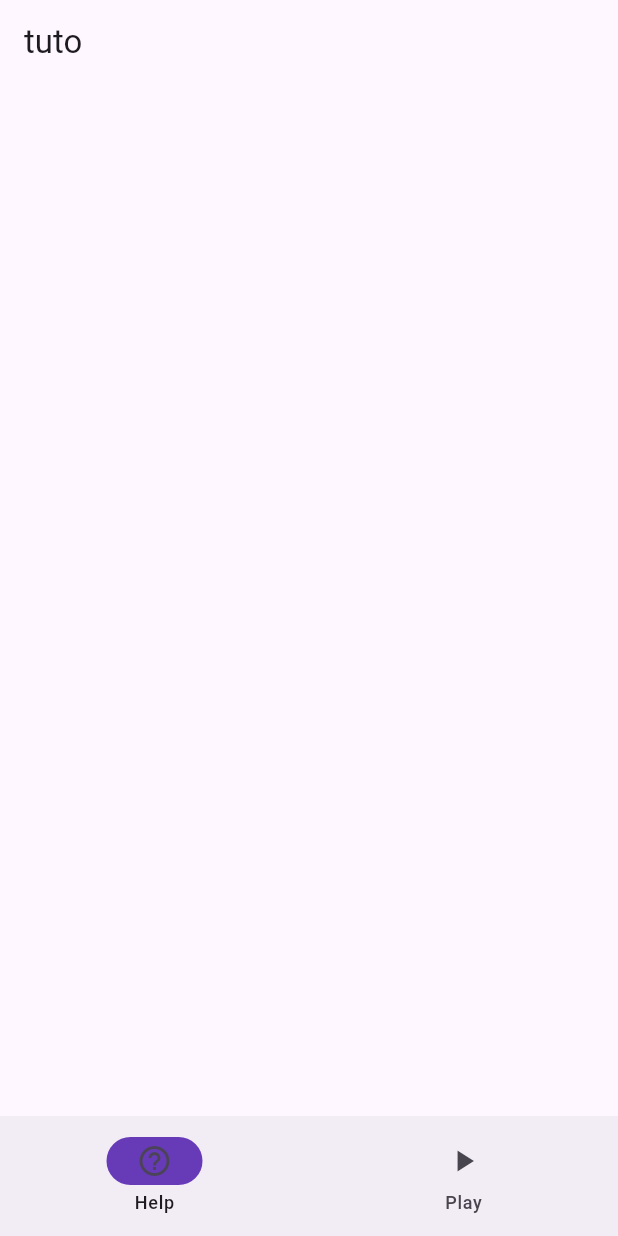
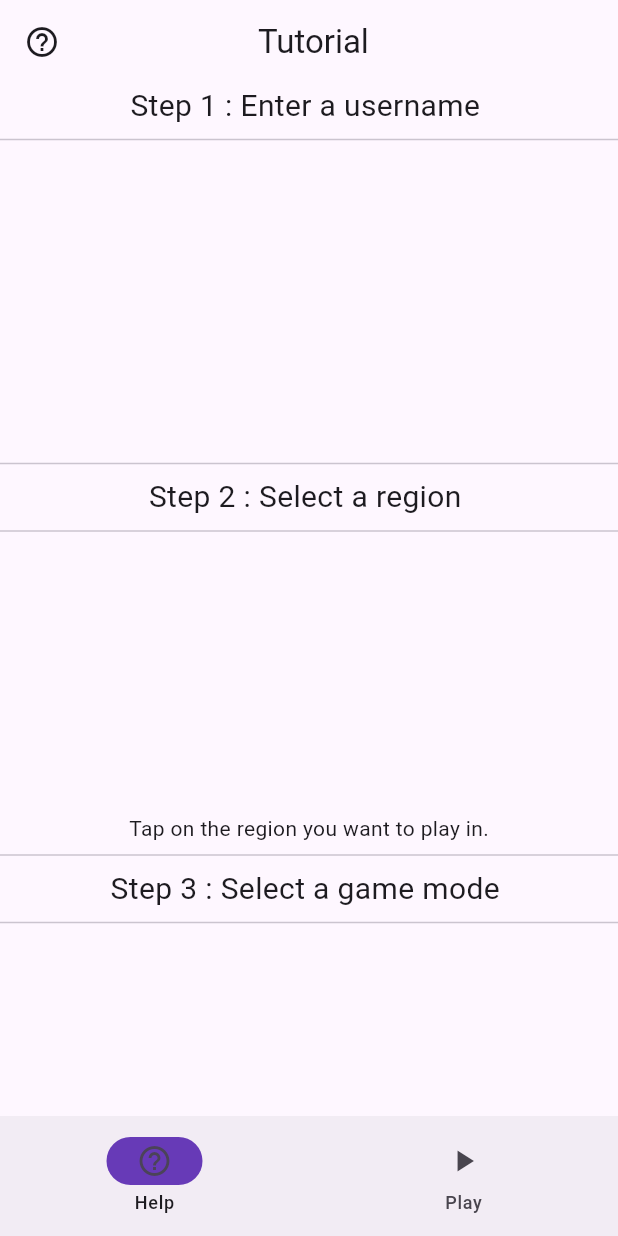
Before and after one commit to bastiendu49/projetFlutter, a Flutter app: the screen it shows after launch, on a phone screen of 412 x 824 dp. Run offline on Flutter 3.47's test engine with Material 3 defaults, Android fonts, the light colour scheme and no system bars; our stand-ins replace flutter_map, latlong2.

Commit message:
{gameLeadPage} Ajout d'une page menant à GameMode ou Leaderboard

```diff
--- a/lib/models/region.dart
+++ /dev/null
@@ -1,5 +0,0 @@
-class Region {
-  final String name;
-
-  const Region({required this.name});
-}
--- a/lib/router.dart
+++ b/lib/router.dart
@@ -1,14 +1,17 @@
 import 'package:jeu_geo/ui.screens/game.dart';
+import 'package:jeu_geo/ui.screens/game_mode.dart';
 import 'package:jeu_geo/ui.screens/home.dart';
 import 'package:jeu_geo/ui.screens/leaderboard.dart';
 
 class AppRouter {
   static const String homePage = '/home';
+  static const String gameModePage = '/gameMode';
   static const String gamePage = '/game';
   static const String leaderboardPage = '/leaderboard';
 
   static final routes = {
     homePage: (context) => const Home(),
+    gameModePage: (context) => GameMode(),
     gamePage: (context) => const GameMaps(),
     leaderboardPage: (context) => const LeaderboardPage(),
   };
--- a/lib/ui.screens/home.dart
+++ b/lib/ui.screens/home.dart
@@ -1,4 +1,5 @@
 import 'package:flutter/material.dart';
+import 'package:jeu_geo/ui.screens/game_lead.dart';
 import 'package:jeu_geo/ui.screens/tutorial.dart';
 
 import 'game_mode.dart';
@@ -43,7 +44,7 @@ class _HomeState extends State<Home> {
         },
       )
           : currentPageIndex == 1
-          ? GameMode(
+          ? GameLeadPage(
         currentPageIndex: currentPageIndex,
         onDestinationSelected: (int index) {
           // Handle selection if needed
--- a/lib/ui.screens/leaderboard.dart
+++ b/lib/ui.screens/leaderboard.dart
@@ -7,7 +7,10 @@ class LeaderboardPage extends StatelessWidget {
   Widget build(BuildContext context) {
     return Scaffold(
       appBar: AppBar(
-        title: const Text('test'),
+        title: const Padding(
+          padding: EdgeInsets.only(right: 50),
+          child: Center(child: Text('Leaderboard')),
+        ),
       ),
     );
   }
--- a/lib/ui.screens/tutorial.dart
+++ b/lib/ui.screens/tutorial.dart
@@ -7,7 +7,60 @@ class Tutorial extends StatelessWidget {
   Widget build(BuildContext context) {
     return Scaffold(
       appBar: AppBar(
-        title: const Text('tuto'),
+        title: const Padding(
+          padding: EdgeInsets.only(right: 50),
+          child: Center(child: Text('Tutorial')),
+        ),
+        leading: const Icon(Icons.help_outline_outlined),
+      ),
+      body: const SingleChildScrollView(
+        child: Column(
+          children: <Widget> [
+            Center(child: Text('Step 1 : Enter a username ', style: TextStyle(fontSize: 20))),
+            Divider(),
+            SizedBox(height: 200),
+            Divider(),
+            Center(child: Text('Step 2 : Select a region ', style: TextStyle(fontSize: 20))),
+            Divider(),
+            SizedBox(height: 200,
+              child: Column(
+                children: <Widget>[
+                  Expanded(child: SizedBox()),
+                  Text('Tap on the region you want to play in.')
+                ],
+              ),
+            ),
+            Divider(),
+            Center(child: Text('Step 3 : Select a game mode ', style: TextStyle(fontSize: 20))),
+            Divider(),
+            SizedBox(height: 200,
+              child: Column(
+                children: <Widget>[
+                  Expanded(child: SizedBox()),
+                  Text('Select the game mode you want to play with.')
+                ],
+              ),
+            ),
+            Divider(),
+            Center(child: Text('Step 4 : How to play ? ', style: TextStyle(fontSize: 20))),
+            Divider(),
+            SizedBox(height: 1000,
+              child: Column(
+                children: <Widget>[
+                  SizedBox(height: 200),
+                  Text('Tap on one of the markers.'),
+                  SizedBox(height: 200),
+                  Text('Enter the capital of the country selected.'),
+                  Expanded(child: SizedBox()),
+                  Text('Once all capitals are found the game ends.'),
+                  SizedBox(height: 200),
+                  Text('Score calcul :\n< 3 mins : 100 pts\n> 3mins : - 3 pts /sec.')
+                ],
+              ),
+            ),
+            Divider(),
+          ],
+        ),
       ),
     );
   }
```
Also changed, not shown: lib/ui.screens/game.dart (+42 -21 lines), lib/ui.screens/game_lead.dart (added, +52 -0 lines), lib/ui.screens/game_mode.dart (+4 -7 lines).
